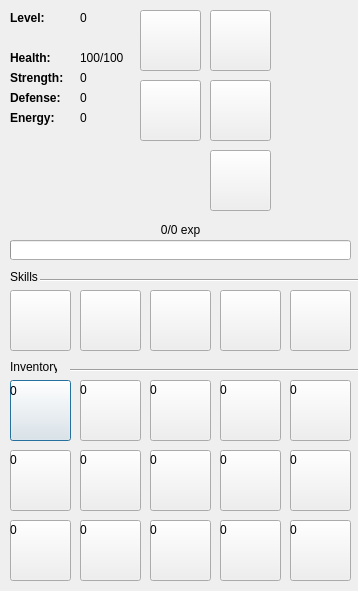
This is rpg_resources/player.ui in raphaelkieling/addon-anki-rpg as Qt 5 draws it before an edit. The edited form follows.
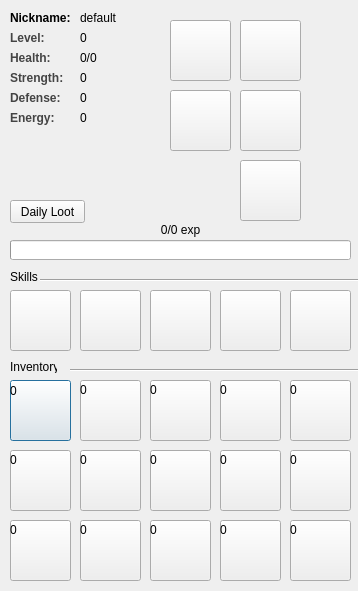
This is the edited form.

Diff of the .ui file:
```diff
--- a/rpg_resources/player.ui
+++ b/rpg_resources/player.ui
@@ -35,6 +35,9 @@
      <height>16</height>
     </rect>
    </property>
+   <property name="styleSheet">
+    <string notr="true">color: rgb(68, 68, 68);</string>
+   </property>
    <property name="text">
     <string>&lt;html&gt;&lt;head/&gt;&lt;body&gt;&lt;p&gt;&lt;span style=&quot; font-weight:600;&quot;&gt;Health:&lt;/span&gt;&lt;/p&gt;&lt;/body&gt;&lt;/html&gt;</string>
    </property>
@@ -48,6 +51,9 @@
      <height>16</height>
     </rect>
    </property>
+   <property name="styleSheet">
+    <string notr="true">color: rgb(68, 68, 68);</string>
+   </property>
    <property name="text">
     <string>&lt;html&gt;&lt;head/&gt;&lt;body&gt;&lt;p&gt;&lt;span style=&quot; font-weight:600;&quot;&gt;Strength:&lt;/span&gt;&lt;/p&gt;&lt;/body&gt;&lt;/html&gt;</string>
    </property>
@@ -61,6 +67,9 @@
      <height>16</height>
     </rect>
    </property>
+   <property name="styleSheet">
+    <string notr="true">color: rgb(68, 68, 68);</string>
+   </property>
    <property name="text">
     <string>&lt;html&gt;&lt;head/&gt;&lt;body&gt;&lt;p&gt;&lt;span style=&quot; font-weight:600;&quot;&gt;Defense:&lt;/span&gt;&lt;/p&gt;&lt;/body&gt;&lt;/html&gt;</string>
    </property>
@@ -75,7 +84,7 @@
     </rect>
    </property>
    <property name="text">
-    <string>100/100</string>
+    <string>0/0</string>
    </property>
   </widget>
   <widget class="QLabel" name="strength_value">
@@ -113,6 +122,9 @@
      <height>16</height>
     </rect>
    </property>
+   <property name="styleSheet">
+    <string notr="true">color: rgb(68, 68, 68);</string>
+   </property>
    <property name="text">
     <string>&lt;html&gt;&lt;head/&gt;&lt;body&gt;&lt;p&gt;&lt;span style=&quot; font-weight:600;&quot;&gt;Energy:&lt;/span&gt;&lt;/p&gt;&lt;/body&gt;&lt;/html&gt;</string>
    </property>
@@ -636,8 +648,8 @@
   <widget class="QPushButton" name="equipment_slot_legs">
    <property name="geometry">
     <rect>
-     <x>210</x>
-     <y>150</y>
+     <x>240</x>
+     <y>160</y>
      <width>61</width>
      <height>61</height>
     </rect>
@@ -667,8 +679,8 @@
   <widget class="QPushButton" name="equipment_slot_body">
    <property name="geometry">
     <rect>
-     <x>210</x>
-     <y>80</y>
+     <x>240</x>
+     <y>90</y>
      <width>61</width>
      <height>61</height>
     </rect>
@@ -698,8 +710,8 @@
   <widget class="QPushButton" name="equipment_slot_head">
    <property name="geometry">
     <rect>
-     <x>210</x>
-     <y>10</y>
+     <x>240</x>
+     <y>20</y>
      <width>61</width>
      <height>61</height>
     </rect>
@@ -729,8 +741,8 @@
   <widget class="QPushButton" name="equipment_slot_acessory_1">
    <property name="geometry">
     <rect>
-     <x>140</x>
-     <y>10</y>
+     <x>170</x>
+     <y>20</y>
      <width>61</width>
      <height>61</height>
     </rect>
@@ -760,8 +772,8 @@
   <widget class="QPushButton" name="equipment_slot_hand">
    <property name="geometry">
     <rect>
-     <x>140</x>
-     <y>80</y>
+     <x>170</x>
+     <y>90</y>
      <width>61</width>
      <height>61</height>
     </rect>
@@ -792,11 +804,14 @@
    <property name="geometry">
     <rect>
      <x>10</x>
-     <y>10</y>
+     <y>30</y>
      <width>51</width>
      <height>16</height>
     </rect>
    </property>
+   <property name="styleSheet">
+    <string notr="true">color: rgb(68, 68, 68);</string>
+   </property>
    <property name="text">
     <string>&lt;html&gt;&lt;head/&gt;&lt;body&gt;&lt;p&gt;&lt;span style=&quot; font-weight:600;&quot;&gt;Level:&lt;/span&gt;&lt;/p&gt;&lt;/body&gt;&lt;/html&gt;</string>
    </property>
@@ -805,7 +820,7 @@
    <property name="geometry">
     <rect>
      <x>80</x>
-     <y>10</y>
+     <y>30</y>
      <width>51</width>
      <height>16</height>
     </rect>
@@ -1248,6 +1263,45 @@
     <string>Skills</string>
    </property>
   </widget>
+  <widget class="QLabel" name="nickname_label">
+   <property name="geometry">
+    <rect>
+     <x>10</x>
+     <y>10</y>
+     <width>61</width>
+     <height>16</height>
+    </rect>
+   </property>
+   <property name="text">
+    <string>&lt;html&gt;&lt;head/&gt;&lt;body&gt;&lt;p&gt;&lt;span style=&quot; font-weight:600;&quot;&gt;Nickname:&lt;/span&gt;&lt;/p&gt;&lt;/body&gt;&lt;/html&gt;</string>
+   </property>
+  </widget>
+  <widget class="QLabel" name="nickname_value">
+   <property name="geometry">
+    <rect>
+     <x>80</x>
+     <y>10</y>
+     <width>51</width>
+     <height>16</height>
+    </rect>
+   </property>
+   <property name="text">
+    <string>default</string>
+   </property>
+  </widget>
+  <widget class="QPushButton" name="daily_loot_button">
+   <property name="geometry">
+    <rect>
+     <x>10</x>
+     <y>200</y>
+     <width>75</width>
+     <height>23</height>
+    </rect>
+   </property>
+   <property name="text">
+    <string>Daily Loot</string>
+   </property>
+  </widget>
  </widget>
  <resources/>
  <connections/>
```
